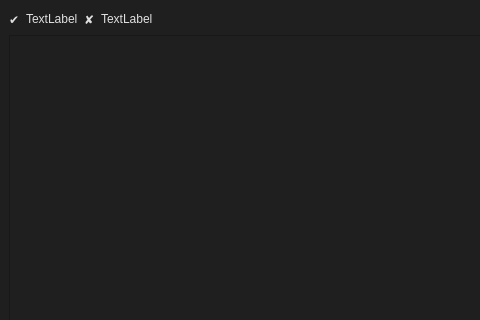
The window that slrtutorwindow.ui (jose-rZM/SyntaxTutor) describes before a commit, drawn with Qt 5; both pictures show x 0 to 480 and y 0 to 320 of the 800 by 600 pixel window.
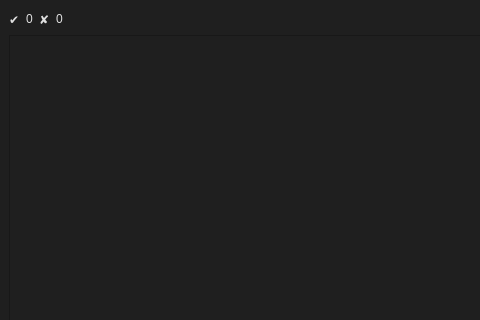
The same window after the commit. Icons and pictures are not drawn.

Commit message: fix segfault when showing built states

What changed in the file:
```diff
--- a/slrtutorwindow.ui
+++ b/slrtutorwindow.ui
@@ -46,7 +46,7 @@
          </sizepolicy>
         </property>
         <property name="text">
-         <string>TextLabel</string>
+         <string>0</string>
         </property>
        </widget>
       </item>
@@ -72,7 +72,7 @@
          </sizepolicy>
         </property>
         <property name="text">
-         <string>TextLabel</string>
+         <string>0</string>
         </property>
        </widget>
       </item>
```
Left out of the diff: 9 changed lines with no effect on the pictures. The commit also changes 1 other file.
